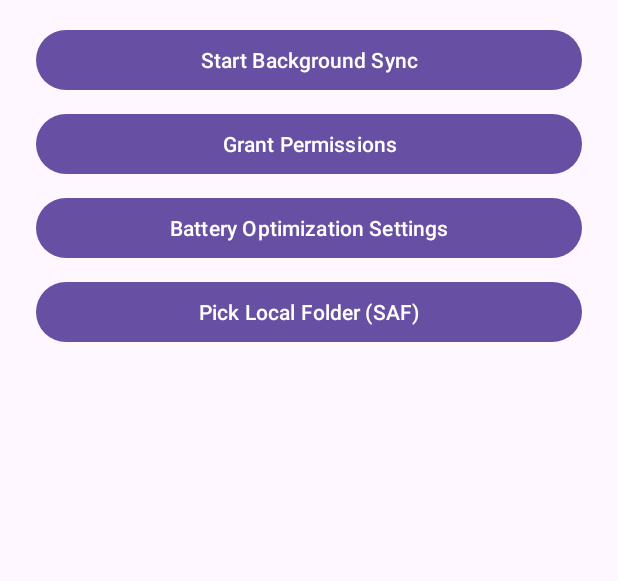
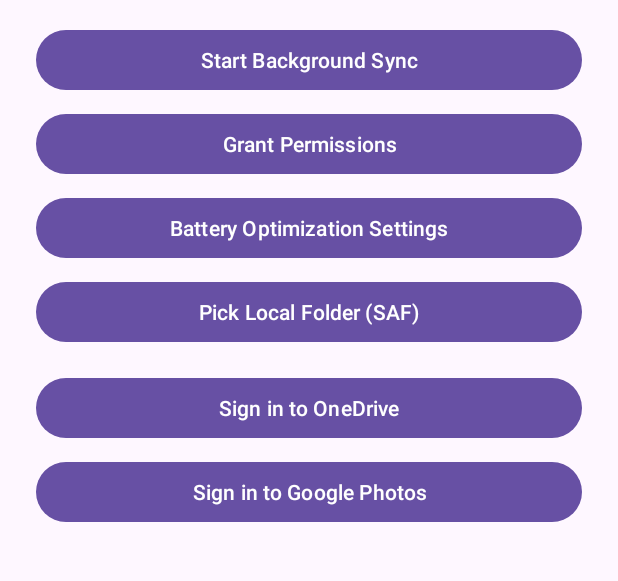
Before and after one commit to ganeshmev/OneDrivePhotosSync, an Android app: the screen it shows after launch (MainActivity), on a phone screen of 412 x 824 dp, the part 77-658 px from its top. Run offline under Robolectric (Android 15) with nearby library versions, the phone set to English and light mode, and no system bars.

Commit message:
feat(auth): add OneDrive MSAL and Google OAuth UI; AppAuth token handling; strings and layout

```diff
--- a/app/src/main/java/com/onedrivesyncer/app/MainActivity.kt
+++ b/app/src/main/java/com/onedrivesyncer/app/MainActivity.kt
@@ -10,6 +10,9 @@ import androidx.activity.result.contract.ActivityResultContracts
 import androidx.appcompat.app.AppCompatActivity
 import com.onedrivesyncer.app.databinding.ActivityMainBinding
 import com.onedrivesyncer.app.service.SyncService
+import com.onedrivesyncer.app.auth.OneDriveMsalAuth
+import com.onedrivesyncer.app.auth.GoogleAuth
+import com.onedrivesyncer.app.auth.TokenStore
 
 class MainActivity : AppCompatActivity() {
 
@@ -26,6 +29,12 @@ class MainActivity : AppCompatActivity() {
             )
             getSharedPreferences("saf", MODE_PRIVATE).edit().putString("root", uri.toString()).apply()
         }
+    }
+
+    private val googleAuthResult = registerForActivityResult(ActivityResultContracts.StartActivityForResult()) { result ->
+        val store = TokenStore(this)
+        val gAuth = GoogleAuth(this, store)
+        gAuth.handleAuthResponse(result.data) { /* optional UI feedback */ }
     }
 
     override fun onCreate(savedInstanceState: Bundle?) {
@@ -54,5 +63,18 @@ class MainActivity : AppCompatActivity() {
         }
 
         binding.btnPickFolder.setOnClickListener { pickFolder.launch(null) }
+
+        binding.btnSignInOneDrive.setOnClickListener {
+            val msal = OneDriveMsalAuth(this)
+            val scopes = arrayOf("Files.ReadWrite", "offline_access")
+            msal.signIn(this, scopes) { ok, _ ->
+                // optional: toast/log
+            }
+        }
+
+        binding.btnSignInGoogle.setOnClickListener {
+            val intent = GoogleAuth(this, TokenStore(this)).createAuthIntent()
+            if (intent != null) googleAuthResult.launch(intent)
+        }
     }
 }
--- a/app/src/main/res/layout/activity_main.xml
+++ b/app/src/main/res/layout/activity_main.xml
@@ -40,4 +40,18 @@
         android:layout_height="wrap_content"
         android:layout_marginTop="8dp" />
 
+    <Button
+        android:id="@+id/btnSignInOneDrive"
+        android:text="@string/sign_in_onedrive"
+        android:layout_width="match_parent"
+        android:layout_height="wrap_content"
+        android:layout_marginTop="16dp" />
+
+    <Button
+        android:id="@+id/btnSignInGoogle"
+        android:text="@string/sign_in_google"
+        android:layout_width="match_parent"
+        android:layout_height="wrap_content"
+        android:layout_marginTop="8dp" />
+
 </LinearLayout>
--- a/app/src/main/res/values/strings.xml
+++ b/app/src/main/res/values/strings.xml
@@ -5,4 +5,9 @@
     <string name="battery_optimizations">Battery Optimization Settings</string>
     <string name="sync_running">Sync service is running…</string>
     <string name="pick_folder">Pick Local Folder (SAF)</string>
+    <string name="sign_in_onedrive">Sign in to OneDrive</string>
+    <string name="sign_in_google">Sign in to Google Photos</string>
+    <!-- OAuth placeholders; replace with real values -->
+    <string name="google_client_id">SET_ME_GOOGLE_OAUTH_CLIENT_ID</string>
+    <string name="google_redirect_uri">onedrivephotosync://auth</string>
 </resources>
```
Also changed, not shown: app/src/main/java/com/onedrivesyncer/app/auth/OAuthManagers.kt (+66 -5 lines).
